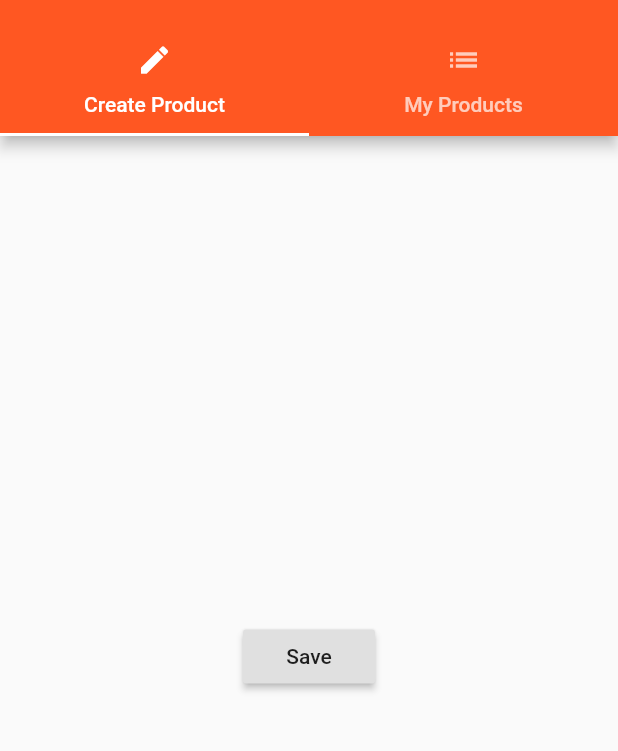
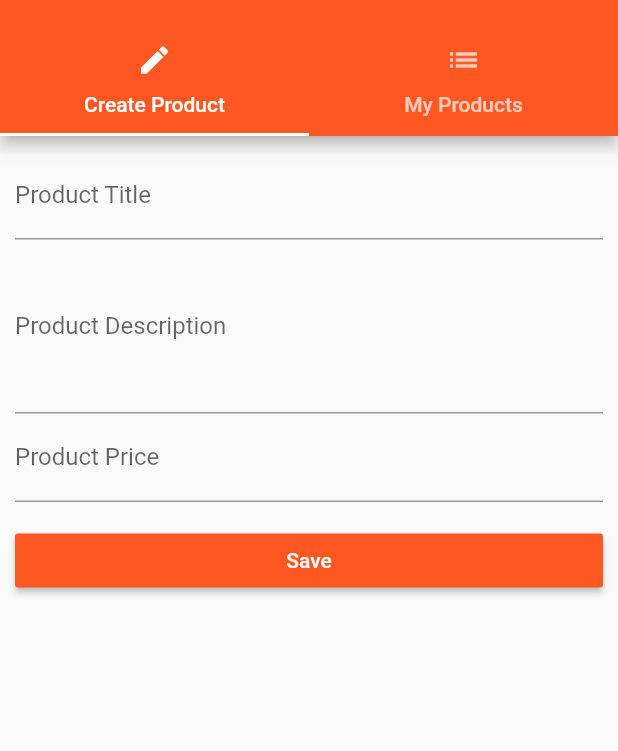
Before and after one commit to xdass/flutter_learn, a Flutter app: the ProductAdminPage screen opened by its route, on a phone screen of 412 x 824 dp, the part 59-810 px from its top. Run offline on Flutter 3.47's test engine with Material 2 defaults, Android fonts, the phone set to English and light mode, and no system bars.

Commit message:
Add inputs. Refactor

```diff
--- a/lib/main.dart
+++ b/lib/main.dart
@@ -19,9 +19,9 @@ class MyApp extends StatefulWidget {
 }
 
 class _MyAppState extends State<MyApp> {
-  List<Map<String, String>> _products = [];
+  List<Map<String, dynamic>> _products = [];
 
-  void _addProduct(Map<String, String> product) {
+  void _addProduct(Map<String, dynamic> product) {
     setState(() {
       _products.add(product);
     });
@@ -41,8 +41,8 @@ class _MyAppState extends State<MyApp> {
       // home: AuthPage(),
       routes: {
         '/': (BuildContext context) =>
-            ProductsPage(_products, _addProduct, _deleteProduct),
-        '/admin': (BuildContext context) => ProductAdminPage(),
+            ProductsPage(_products),
+        '/admin': (BuildContext context) => ProductAdminPage(_addProduct, _deleteProduct),
       },
       onGenerateRoute: (RouteSettings settings) {
         final List<String> pathElements = settings.name.split('/');
@@ -60,7 +60,7 @@ class _MyAppState extends State<MyApp> {
       onUnknownRoute: (RouteSettings settings) {
         return MaterialPageRoute(
             builder: (BuildContext context) =>
-                ProductsPage(_products, _addProduct, _deleteProduct));
+                ProductsPage(_products));
       },
     );
   }
--- a/lib/pages/product_create.dart
+++ b/lib/pages/product_create.dart
@@ -1,16 +1,71 @@
 import 'package:flutter/material.dart';
 
-class ProductCreatePage extends StatelessWidget {
+class ProductCreatePage extends StatefulWidget {
+  final Function addProduct;
+
+  ProductCreatePage(this.addProduct);
+
+  @override
+  State<StatefulWidget> createState() {
+    // TODO: implement createState
+    return _ProductCreatePageState();
+  }
+}
+
+class _ProductCreatePageState extends State<ProductCreatePage> {
+  String titleValue = '';
+  String descriptionValue = '';
+  double priceValue;
+
   @override
   Widget build(BuildContext context) {
-    return Center(
-        child: RaisedButton(
-          child: Text('Save'),
-          onPressed: () {
-            showModalBottomSheet(context: context, builder: (BuildContext context) {
-              return Center(child: Text('This is a Modal!'),);
-            });
-          },
+    return Container(
+        margin: EdgeInsets.all(10.0),
+        child: ListView(
+          children: <Widget>[
+            TextField(
+              decoration: InputDecoration(labelText: 'Product Title'),
+              onChanged: (String value) {
+                setState(() {
+                  titleValue = value;
+                });
+              },
+            ),
+            TextField(
+              maxLines: 4,
+              decoration: InputDecoration(labelText: 'Product Description'),
+              onChanged: (String value) {
+                setState(() {
+                  descriptionValue = value;
+                });
+              },
+            ),
+            TextField(
+              keyboardType: TextInputType.number,
+              decoration: InputDecoration(labelText: 'Product Price'),
+              onChanged: (String value) {
+                setState(() {
+                  priceValue = double.parse(value);
+                });
+              },
+            ),
+            SizedBox(height: 15.0),
+            RaisedButton(
+              child: Text("Save"),
+              color: Theme.of(context).accentColor,
+              textColor: Colors.white,
+              onPressed: () {
+                final Map<String, dynamic> product = {
+                  'title': titleValue,
+                  'description': descriptionValue,
+                  'priceValue': priceValue,
+                  'image': 'assets/food.jpg'
+                };
+                widget.addProduct(product);
+                Navigator.pushReplacementNamed(context, '/');
+              },
+            )
+          ],
         ));
   }
 }
--- a/lib/pages/products_admin.dart
+++ b/lib/pages/products_admin.dart
@@ -1,9 +1,13 @@
 import 'package:flutter/material.dart';
-import './products.dart';
 import './product_create.dart';
 import './product_list.dart';
 
 class ProductAdminPage extends StatelessWidget {
+  final Function addProduct;
+  final Function deleteProduct;
+
+  ProductAdminPage(this.addProduct, this.deleteProduct);
+
   @override
   Widget build(BuildContext context) {
     return DefaultTabController(
@@ -41,7 +45,7 @@ class ProductAdminPage extends StatelessWidget {
               ),
             ),
             body: TabBarView(
-              children: <Widget>[ProductCreatePage(), ProductListPage()],
+              children: <Widget>[ProductCreatePage(addProduct), ProductListPage()],
             )));
   }
 }
```
Also changed, not shown: lib/pages/products.dart (+3 -5 lines), lib/product_control.dart (deleted, +0 -17 lines), lib/product_manager.dart (+3 -8 lines), lib/products.dart (+5 -13 lines), pubspec.lock.
